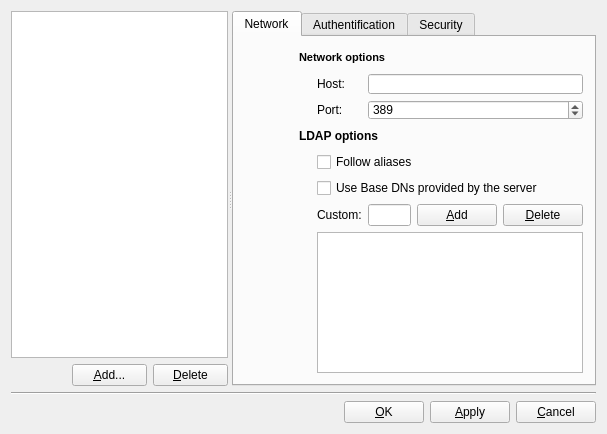
This is src/lib/luma/base/gui/ServerDialogDesign.ui in einaru/luma as Qt 5 draws it before an edit. The edited form follows.
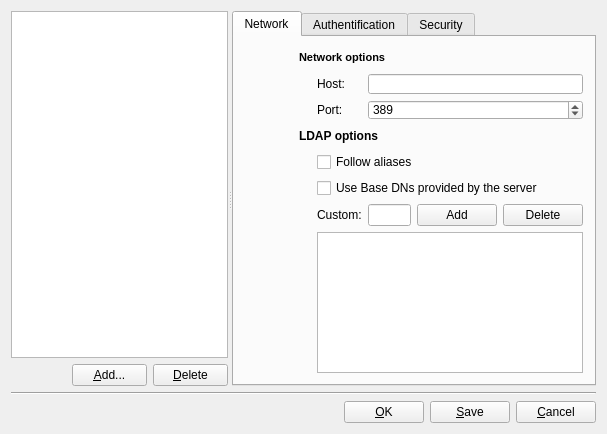
This is the edited form. Icons and pictures are not drawn.

Commit message: Fixed deepcopy of serverlist, cancel dialog and other small things in ServerDialog

The edit to the form file:
```diff
--- a/src/lib/luma/base/gui/ServerDialogDesign.ui
+++ b/src/lib/luma/base/gui/ServerDialogDesign.ui
@@ -328,10 +328,7 @@
              </sizepolicy>
             </property>
             <property name="text">
-             <string>&amp;Add</string>
-            </property>
-            <property name="shortcut">
-             <string>Alt+A</string>
+             <string>Add</string>
             </property>
             <property name="autoDefault">
              <bool>false</bool>
@@ -350,10 +347,7 @@
              </sizepolicy>
             </property>
             <property name="text">
-             <string>&amp;Delete</string>
-            </property>
-            <property name="shortcut">
-             <string>Alt+D</string>
+             <string>Delete</string>
             </property>
             <property name="autoDefault">
              <bool>false</bool>
@@ -1221,7 +1215,7 @@
         </sizepolicy>
        </property>
        <property name="text">
-        <string>&amp;Apply</string>
+        <string>&amp;Save</string>
        </property>
        <property name="shortcut">
         <string>Alt+A</string>
```
Left out of the diff: 4 changed lines with no effect on the pictures. The commit also changes 4 other files.
